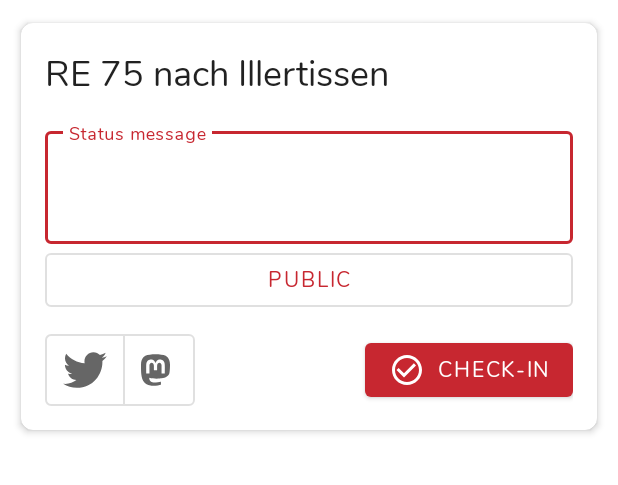
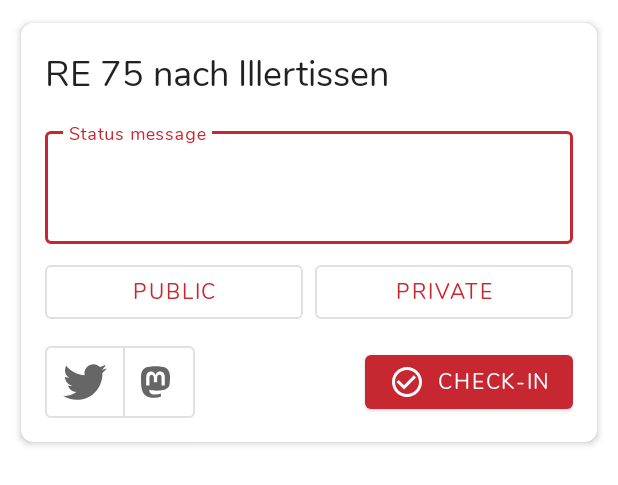
Before and after one commit to Traewelldroid/traewelldroid, an Android app: the layout fragment_check_in.xml on its own in the app's theme, with its tools: preview values and no code run, on a phone screen of 412 x 824 dp. Shown: the top 485 px of the screen. Run offline under Robolectric (Android 15) with nearby library versions, the phone set to English and light mode, and no system bars; network calls fail.

Commit message:
implemented selection of business type closes #15

```diff
--- a/app/build.gradle
+++ b/app/build.gradle
@@ -25,8 +25,8 @@ android {
         applicationId "de.hbch.traewelling"
         minSdk 23
         targetSdk 31
-        versionCode 9
-        versionName "0.7.0"
+        versionCode 10
+        versionName "0.8.0"
 
         manifestPlaceholders = [
                 SENTRY_DSN: sentryDsn
--- /dev/null
+++ b/app/src/main/res/drawable/ic_person.xml
@@ -0,0 +1,10 @@
+<vector xmlns:android="http://schemas.android.com/apk/res/android"
+    android:width="24dp"
+    android:height="24dp"
+    android:viewportWidth="24"
+    android:viewportHeight="24"
+    android:tint="?attr/colorControlNormal">
+  <path
+      android:fillColor="@android:color/white"
+      android:pathData="M12,12c2.21,0 4,-1.79 4,-4s-1.79,-4 -4,-4 -4,1.79 -4,4 1.79,4 4,4zM12,14c-2.67,0 -8,1.34 -8,4v2h16v-2c0,-2.66 -5.33,-4 -8,-4z"/>
+</vector>
--- a/app/src/main/res/layout/fragment_check_in.xml
+++ b/app/src/main/res/layout/fragment_check_in.xml
@@ -59,15 +59,35 @@
                 </com.google.android.material.textfield.TextInputLayout>
 
                 <com.google.android.material.button.MaterialButton
-                    android:layout_width="match_parent"
+                    android:layout_width="0dp"
                     android:layout_height="wrap_content"
                     android:id="@+id/btn_select_visibility"
                     style="@style/Widget.MaterialComponents.Button.OutlinedButton"
                     app:layout_constraintTop_toBottomOf="@id/text_input_status_message"
+                    app:layout_constraintStart_toStartOf="parent"
+                    app:layout_constraintEnd_toStartOf="@id/btn_select_business_type"
+                    android:layout_marginEnd="4dp"
+                    android:layout_marginTop="8dp"
                     statusVisibility="@{viewModel.statusVisibility}"
                     tools:text="@string/visibility_public"
                     tools:icon="@drawable/ic_public"
                     android:onClick="@{() -> checkInFragment.selectStatusVisibility()}" />
+
+                <com.google.android.material.button.MaterialButton
+                    android:layout_width="0dp"
+                    android:layout_height="wrap_content"
+                    android:id="@+id/btn_select_business_type"
+                    style="@style/Widget.MaterialComponents.Button.OutlinedButton"
+                    app:layout_constraintTop_toTopOf="@id/btn_select_visibility"
+                    app:layout_constraintBottom_toBottomOf="@id/btn_select_visibility"
+                    app:layout_constraintStart_toEndOf="@id/btn_select_visibility"
+                    app:layout_constraintEnd_toEndOf="parent"
+                    android:layout_marginStart="4dp"
+                    tools:text="@string/business_private"
+                    tools:icon="@drawable/ic_person"
+                    android:onClick="@{() -> checkInFragment.selectStatusBusiness()}"
+                    business="@{viewModel.statusBusiness}" />
+
 
                 <com.google.android.material.button.MaterialButtonToggleGroup
                     android:layout_width="wrap_content"
--- a/app/src/main/res/values/strings.xml
+++ b/app/src/main/res/values/strings.xml
@@ -36,4 +36,8 @@
     <string name="visibility_unlisted">Unlisted</string>
     <string name="visibility_followers">Just for followers</string>
     <string name="visibility_private">Private</string>
+    <string name="title_select_business">Select the desired business type:</string>
+    <string name="business_private">Private</string>
+    <string name="business">Business</string>
+    <string name="business_commute">Commute</string>
 </resources>
```
Also changed, not shown: app/src/main/java/de/hbch/traewelling/adapters/DataBindingAdapters.kt (+17 -0 lines), app/src/main/java/de/hbch/traewelling/ui/checkIn/CheckInFragment.kt (+8 -0 lines), app/src/main/java/de/hbch/traewelling/ui/include/selectBusinessType/SelectBusinessTypeBottomSheet.kt (added, +48 -0 lines), app/src/main/res/drawable/ic_business.xml (added, +10 -0 lines), app/src/main/res/drawable/ic_commute.xml (added, +13 -0 lines), app/src/main/res/layout/bottom_sheet_select_business_type.xml (added, +34 -0 lines), 1 other file.
